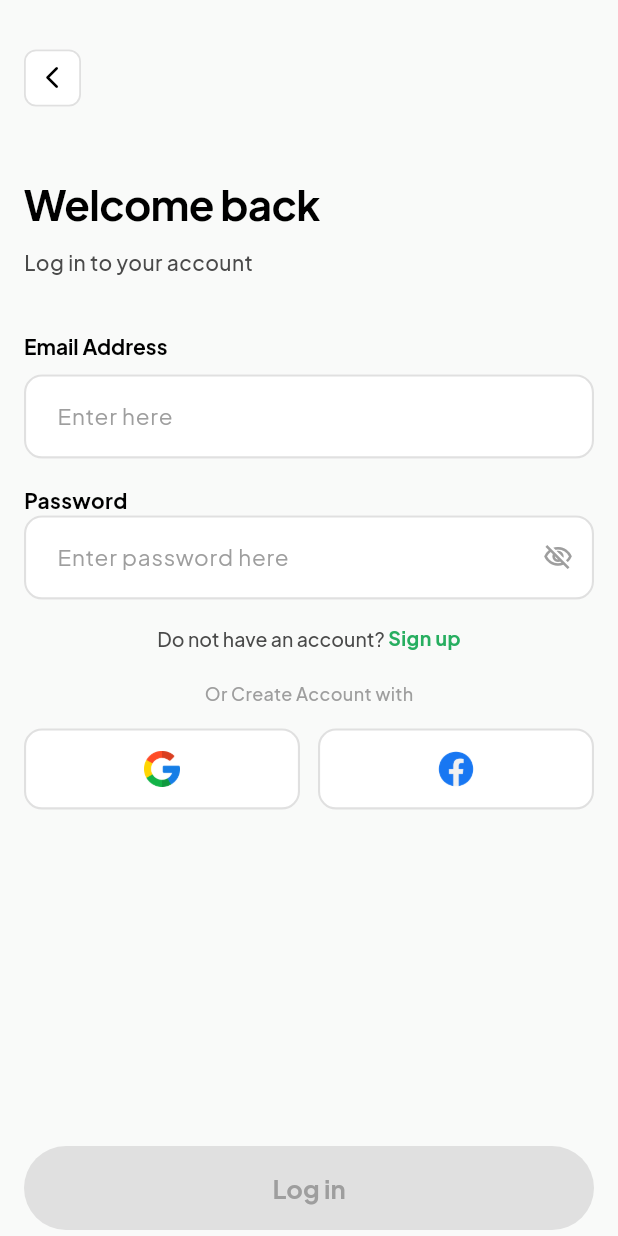
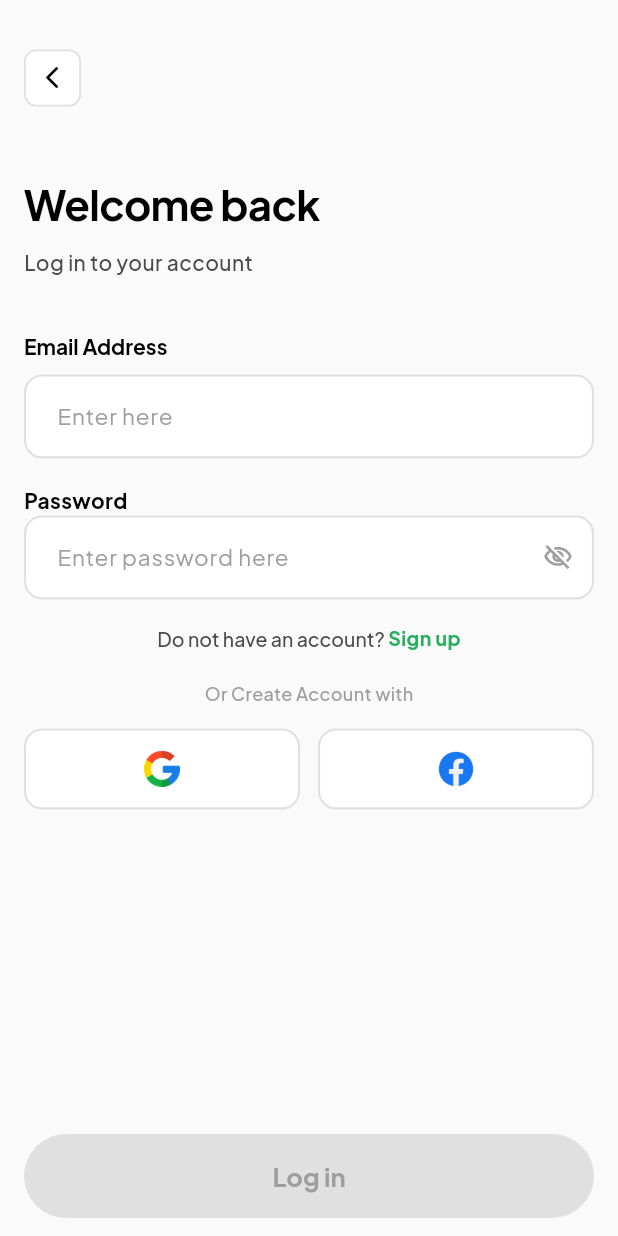
Before and after one commit to Shefiq22/Marketmate, a Flutter app: the LoginPage screen opened directly, on a phone screen of 412 x 824 dp. Run offline on Flutter 3.47's test engine with Material 3 defaults, Android fonts, the phone set to English and light mode, and no system bars; our stand-ins replace cached_network_image, file_picker, firebase_auth, firebase_core, firebase_messaging, flutter_map and 13 more; missing offline and left inert: flutter_facebook_auth; accounts and stored records are empty.

Commit message:
fix: increase login button bottom padding for better spacing

```diff
--- a/lib/features/auth/presentation/pages/login_page.dart
+++ b/lib/features/auth/presentation/pages/login_page.dart
@@ -681,7 +681,7 @@ class _LoginPageState extends ConsumerState<LoginPage> {
       ),
     ),
     bottomNavigationBar: Padding(
-      padding: EdgeInsets.fromLTRB(16.0, 8.0, 16.0, MediaQuery.of(context).padding.bottom + 4.0),
+      padding: EdgeInsets.fromLTRB(16.0, 16.0, 16.0, MediaQuery.of(context).padding.bottom + 12.0),
         child: SizedBox(
           width: double.infinity,
           height: isTablet ? 64 : 56,
```
